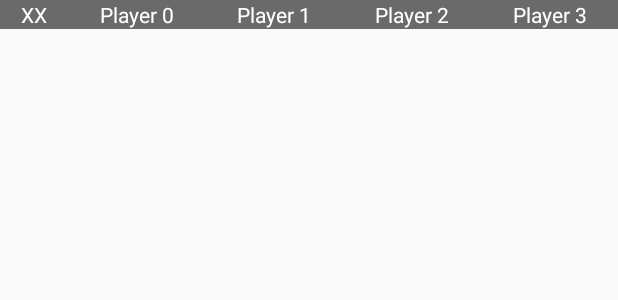
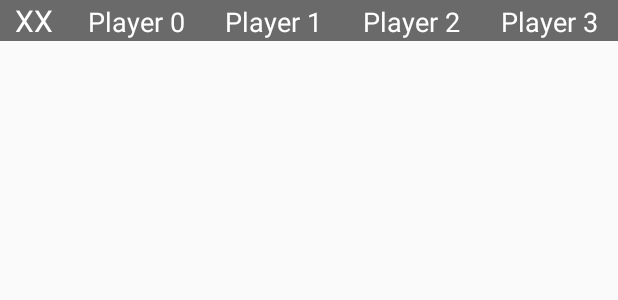
Before and after one commit to lucascowe/QwirkleScorer, an Android app: the layout historyrow.xml on its own in the app's theme, with its tools: preview values and no code run, on a phone screen of 412 x 824 dp. Shown: the top 300 px of the screen. Run offline under Robolectric (Android 15) with nearby library versions, the phone set to English and light mode, and no system bars.

Commit message:
History Activity Started

```diff
--- a/app/src/main/java/keepitsimple/store/qwirklescorer/HistoryRecAdapter.java
+++ b/app/src/main/java/keepitsimple/store/qwirklescorer/HistoryRecAdapter.java
@@ -74,30 +74,12 @@ public class HistoryRecAdapter extends RecyclerView.Adapter<HistoryRecAdapter.Vi
 
     @Override
     public void onBindViewHolder(@NonNull HistoryRecAdapter.ViewHolder holder, int position) {
-        holder.turn.setText(Integer.toString(position+1));
-
-
-
-//        for (int i = 0; i < MainActivity.players.size(); i++) {
-//            holder.players[i].setText(
-//                    String.valueOf(recyclerList.get(position).getTurn(i)) == "null" ? "" :
-//                            String.valueOf(recyclerList.get(position).getTurn(i)));
-//        }
-
+        holder.turn.setText(Integer.toString(position));
         for (int i = 0; i <= 3; i++) {
             holder.players[i].setText(
                     String.valueOf(recyclerList.get(position).getTurn(i)) == "null" ? "" :
                             String.valueOf(recyclerList.get(position).getTurn(i)));
         }
-
-//        for (int j = MainActivity.players.size()+1; j < 4; j++) {
-//            holder.players[j].setText("");
-//            holder.players[j].setVisibility(View.INVISIBLE);
-//        }
-
-
-
-
         if (position % 2 == 1) {
             holder.linearLayout.setBackgroundColor(0x992196F3);
         } else {
--- a/app/src/main/res/layout/historyrow.xml
+++ b/app/src/main/res/layout/historyrow.xml
@@ -17,45 +17,50 @@
             android:id="@+id/turnTextView"
             android:layout_width="0dp"
             android:layout_height="wrap_content"
+            android:layout_weight="5"
             android:gravity="center_horizontal"
             android:text="XX"
             android:textColor="@android:color/white"
-            android:layout_weight="5"/>
+            android:textSize="20sp" />
 
         <TextView
             android:id="@+id/player0TextView"
             android:layout_width="0dp"
             android:layout_height="wrap_content"
+            android:layout_weight="10"
             android:gravity="center_horizontal"
             android:text="Player 0"
             android:textColor="@android:color/white"
-            android:layout_weight="10"/>
+            android:textSize="18sp" />
 
         <TextView
             android:id="@+id/player1TextView"
             android:layout_width="0dp"
             android:layout_height="wrap_content"
+            android:layout_weight="10"
             android:gravity="center_horizontal"
             android:text="Player 1"
             android:textColor="@android:color/white"
-            android:layout_weight="10"/>
+            android:textSize="18sp" />
 
         <TextView
             android:id="@+id/player2TextView"
             android:layout_width="0dp"
             android:layout_height="wrap_content"
+            android:layout_weight="10"
             android:gravity="center_horizontal"
             android:text="Player 2"
             android:textColor="@android:color/white"
-            android:layout_weight="10"/>
+            android:textSize="18sp" />
 
         <TextView
             android:id="@+id/player3TextView"
             android:layout_width="0dp"
             android:layout_height="wrap_content"
+            android:layout_weight="10"
             android:gravity="center_horizontal"
             android:text="Player 3"
             android:textColor="@android:color/white"
-            android:layout_weight="10"/>
+            android:textSize="18sp" />
     </LinearLayout>
 </LinearLayout>
```
